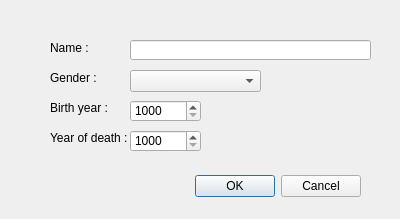
The window that programmerform.ui (snaedisk/Hopur34_skil3) describes before a commit, drawn with Qt 5.
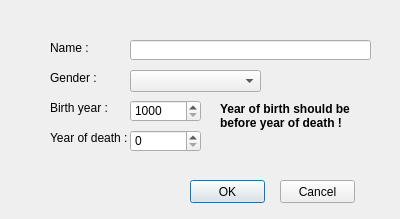
The same window after the commit.

Commit message: Bætti við villuskilaboðum ef birth á undan death disablaði ár ef computer not built

Patch:
```diff
--- a/programmerform.ui
+++ b/programmerform.ui
@@ -19,22 +19,6 @@
   <property name="modal">
    <bool>true</bool>
   </property>
-  <widget class="QDialogButtonBox" name="buttonBox">
-   <property name="geometry">
-    <rect>
-     <x>20</x>
-     <y>170</y>
-     <width>341</width>
-     <height>32</height>
-    </rect>
-   </property>
-   <property name="orientation">
-    <enum>Qt::Horizontal</enum>
-   </property>
-   <property name="standardButtons">
-    <set>QDialogButtonBox::Cancel|QDialogButtonBox::Ok</set>
-   </property>
-  </widget>
   <widget class="QLabel" name="label">
    <property name="geometry">
     <rect>
@@ -133,10 +117,61 @@
     </rect>
    </property>
    <property name="minimum">
-    <number>1000</number>
+    <number>0</number>
    </property>
    <property name="maximum">
-    <number>2016</number>
+    <number>2100</number>
+   </property>
+   <property name="value">
+    <number>0</number>
+   </property>
+  </widget>
+  <widget class="QPushButton" name="buttonOK">
+   <property name="geometry">
+    <rect>
+     <x>190</x>
+     <y>180</y>
+     <width>75</width>
+     <height>23</height>
+    </rect>
+   </property>
+   <property name="text">
+    <string>OK</string>
+   </property>
+  </widget>
+  <widget class="QPushButton" name="buttonCancel">
+   <property name="geometry">
+    <rect>
+     <x>280</x>
+     <y>180</y>
+     <width>75</width>
+     <height>23</height>
+    </rect>
+   </property>
+   <property name="text">
+    <string>Cancel</string>
+   </property>
+  </widget>
+  <widget class="QLabel" name="errorLabel">
+   <property name="geometry">
+    <rect>
+     <x>220</x>
+     <y>100</y>
+     <width>131</width>
+     <height>31</height>
+    </rect>
+   </property>
+   <property name="font">
+    <font>
+     <weight>75</weight>
+     <bold>true</bold>
+    </font>
+   </property>
+   <property name="text">
+    <string>Year of birth should be before year of death !</string>
+   </property>
+   <property name="wordWrap">
+    <bool>true</bool>
    </property>
   </widget>
  </widget>
```
Left out of the diff: 42 changed lines with no effect on the pictures. The commit also changes 9 other files.
